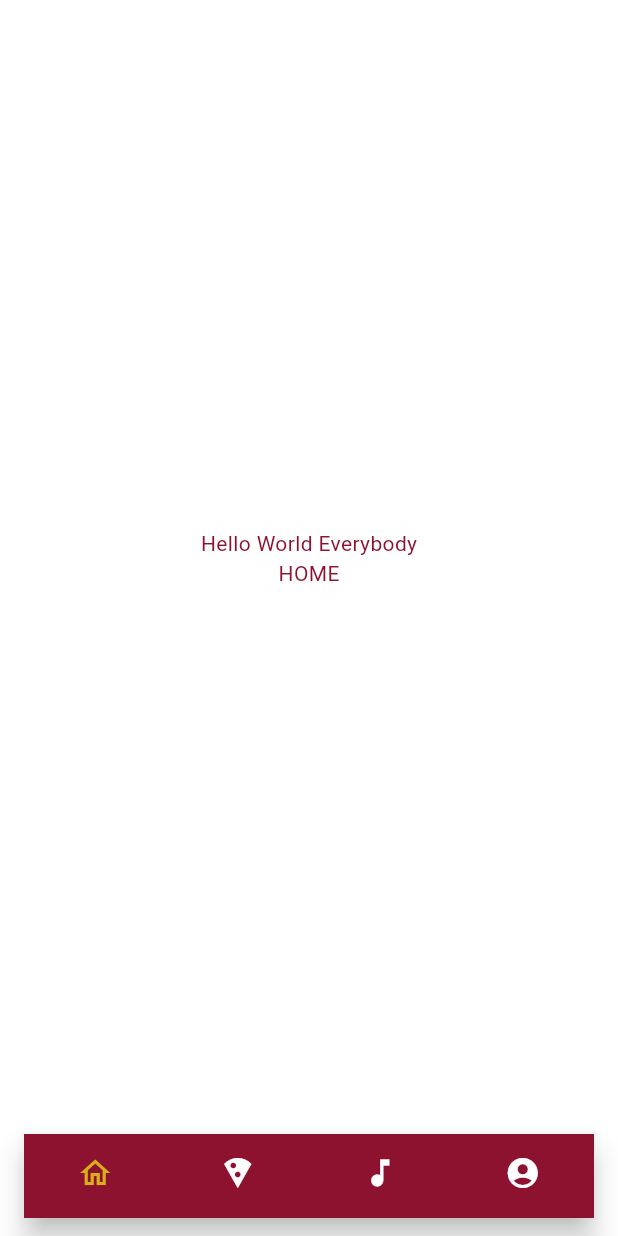
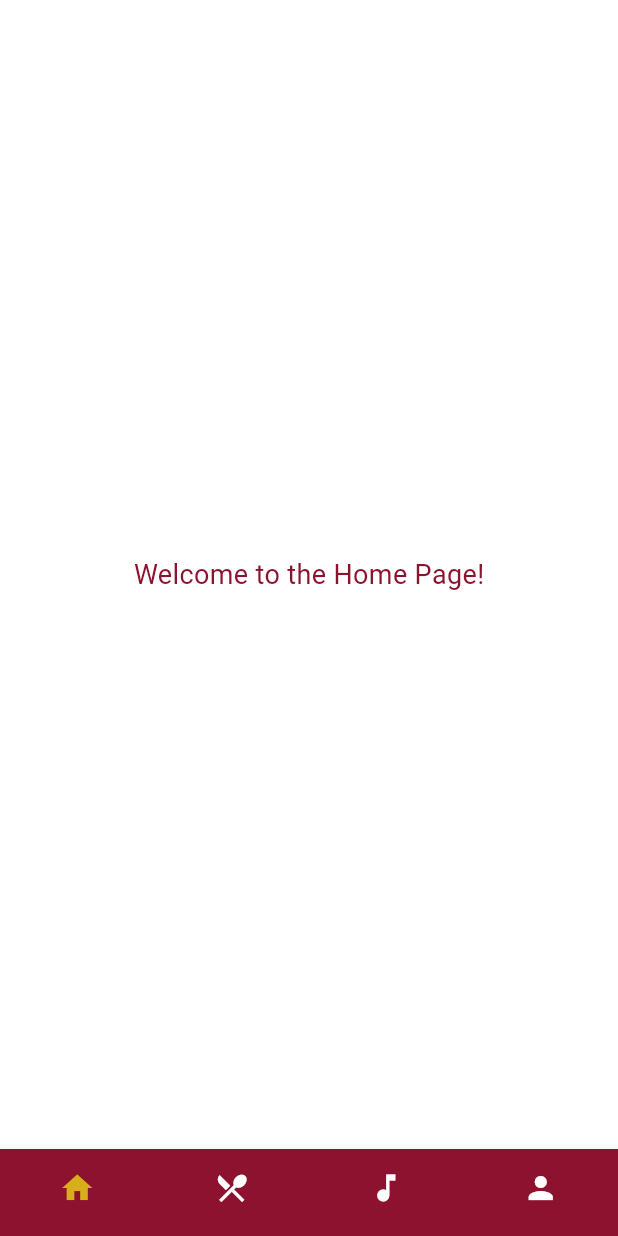
Before and after one commit to stau-app-dev/staapp2025, a Flutter app: the screen it shows after launch, on a phone screen of 412 x 824 dp. Run offline on Flutter 3.47's test engine with Material 3 defaults, Android fonts, the phone set to English and light mode, and no system bars; Roboto replaces fonts that are missing (SourceSansPro).

Commit message:
rewrote entire code for nav bar.

```diff
--- a/lib/main.dart
+++ b/lib/main.dart
@@ -3,7 +3,7 @@ import 'package:staapp2025/theme/theme.dart';
 import 'package:staapp2025/theme/styles.dart';
 
 void main() {
-  runApp(const MyApp());
+  runApp(MyApp());
 }
 
 class MyApp extends StatelessWidget {
@@ -12,95 +12,68 @@ class MyApp extends StatelessWidget {
   @override
   Widget build(BuildContext context) {
     return MaterialApp(
+      debugShowCheckedModeBanner: false,
       title: 'St Augustie CHS',
       theme: appThemeData,
-      home: const MyHomePage(title: 'St Augustine CHS'),
+      home: MainScreen(),
     );
   }
 }
 
-class MyHomePage extends StatefulWidget {
-  const MyHomePage({super.key, required this.title});
-
-  final String title;
+class MainScreen extends StatefulWidget {
+  const MainScreen({super.key});
 
   @override
-  State<MyHomePage> createState() => _MyHomePageState();
+  State<MainScreen> createState() => _MainScreenState();
 }
 
-class _MyHomePageState extends State<MyHomePage> {
-  final PageController pageController = PageController(initialPage: 0);
+class _MainScreenState extends State<MainScreen> {
+  int _currentIndex = 0;
+
+  final List<Widget> _pages = [
+    HomePage(),
+    CafeteriaMenuPage(),
+    SongRequestsPage(),
+    ProfilePage(),
+  ];
+
+  void _onTap(int index) {
+    setState(() {
+      _currentIndex = index;
+    });
+  }
 
   @override
   Widget build(BuildContext context) {
     return Scaffold(
-      body: PageView(
-        controller: pageController,
-        children: const <Widget>[
-          Center(
-            child: Home(),
-          ),
-          Center(
-            child: CafeteriaMenu(),
-          ),
-          Center(
-            child: SongRequests(),
-          ),
-          Center(
-            child: Profile(),
-          ),
-        ],
-      ),
-      bottomNavigationBar: BottomAppBar(
-        child: BottomNavigationBar(
+      body: _pages[_currentIndex],
+      bottomNavigationBar: BottomNavigationBar(
+        currentIndex: _currentIndex,
+        onTap: _onTap,
         type: BottomNavigationBarType.fixed,
         backgroundColor: Styles.primary,
         selectedItemColor: Styles.secondary,
         unselectedItemColor: Styles.white,
         showSelectedLabels: false,
         showUnselectedLabels: false,
-            onTap: (index) {
-              setState(() {
-                pageController.jumpToPage(index);
-              });
-            },
+
+
         items: const [
           BottomNavigationBarItem(
-                icon: Icon(Icons.home_outlined),
-                label: '',
+            icon: Icon(Icons.home),
+            label: 'Home',
           ),
           BottomNavigationBarItem(
-                icon: Icon(Icons.local_pizza),
-                label: '',
+            icon: Icon(Icons.restaurant_menu),
+            label: 'Cafeteria Menu',
           ),
           BottomNavigationBarItem(
             icon: Icon(Icons.music_note),
-                label: '',
+            label: 'Song Requests',
           ),
           BottomNavigationBarItem(
-                icon: Icon(Icons.account_circle),
-                label: '',
-              ),
-            ],
-        ),
-      ),
-    );
-  }
-}
-class Home extends StatelessWidget {
-    const Home({super.key});
-
-    @override
-    Widget build(BuildContext context) {
-      return Center(
-        child: Column(
-          mainAxisAlignment: MainAxisAlignment.center,
-          children: <Widget>[
-            const Text(
-              'Hello World Everybody',
-            ),
-            const Text(
-              'HOME',
+            icon: Icon(Icons.person),
+            label: 'Profile',
           ),
         ],
       ),
@@ -108,65 +81,62 @@ class Home extends StatelessWidget {
   }
 }
 
-class CafeteriaMenu extends StatelessWidget {
-    const CafeteriaMenu({super.key});
+class HomePage extends StatelessWidget {
+  const HomePage({super.key});
 
   @override
   Widget build(BuildContext context) {
     return Center(
-        child: Column(
-          mainAxisAlignment: MainAxisAlignment.center,
-          children: <Widget>[
-            const Text(
-              'Hello World Everybody',
+      child: Scaffold(
+        body: Center(
+          child: Text('Welcome to the Home Page!', style: TextStyle(fontSize: 18)),
         ),
-            const Text(
-              'CAFETERIA MENU',
-            ),
-          ],
       ),
     );
   }
 }
 
-class SongRequests extends StatelessWidget {
-    const SongRequests({super.key});
+class CafeteriaMenuPage extends StatelessWidget {
+  const CafeteriaMenuPage({super.key});
 
   @override
   Widget build(BuildContext context) {
     return Center(
-        child: Column(
-          mainAxisAlignment: MainAxisAlignment.center,
-          children: <Widget>[
-            const Text(
-              'Hello World Everybody',
+      child: Scaffold(
+        body: Center(
+          child: Text('Check out our delicious menu!', style: TextStyle(fontSize: 18)),
         ),
-            const Text(
-              'SONG REQUESTS',
-            ),
-          ],
       ),
     );
   }
 }
 
-class Profile extends StatelessWidget {
-    const Profile({super.key});
+class SongRequestsPage extends StatelessWidget {
+  const SongRequestsPage({super.key});
 
   @override
   Widget build(BuildContext context) {
     return Center(
-        child: Column(
-          mainAxisAlignment: MainAxisAlignment.center,
-          children: <Widget>[
-            const Text(
-              'Hello World Everybody',
+      child: Scaffold(
+        body: Center(
+          child: Text('Request your favorite songs!', style: TextStyle(fontSize: 18)),
         ),
-            const Text(
-              'Profile',
-            ),
-          ],
       ),
     );
   }
 }
+
+class ProfilePage extends StatelessWidget {
+  const ProfilePage({super.key});
+
+  @override
+  Widget build(BuildContext context) {
+    return Center(
+      child: Scaffold(
+        body: Center(
+          child: Text('View and edit your profile.', style: TextStyle(fontSize: 18)),
+        ),
+      ),
+    );
+  }
+}
```
Lines whose indentation alone changed are shown as unchanged.
